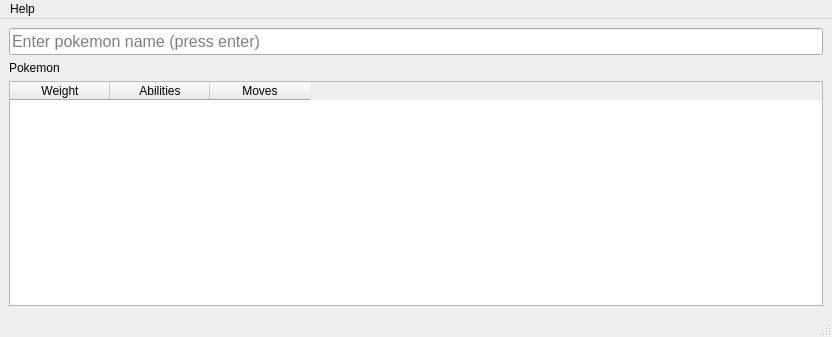
This is main.ui in BrianHammond/Pokemon_REST_API_Getter as Qt 5 draws it before an edit. The edited form follows.
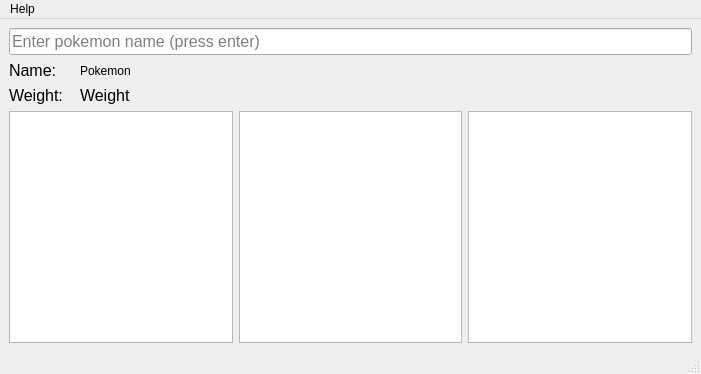
This is the edited form. Icons and pictures are not drawn.

Commit message: added about qt

```diff
--- a/main.ui
+++ b/main.ui
@@ -6,8 +6,8 @@
    <rect>
     <x>0</x>
     <y>0</y>
-    <width>832</width>
-    <height>337</height>
+    <width>701</width>
+    <height>374</height>
    </rect>
   </property>
   <property name="windowTitle">
@@ -17,13 +17,20 @@
    <iconset>
     <normaloff>icon/ms_icon.jpg</normaloff>icon/ms_icon.jpg</iconset>
   </property>
+  <property name="styleSheet">
+   <string notr="true"/>
+  </property>
   <widget class="QWidget" name="centralwidget">
    <layout class="QVBoxLayout" name="verticalLayout">
     <item>
      <widget class="QLineEdit" name="pokemon_name">
       <property name="font">
        <font>
+        <family>MS Shell Dlg 2</family>
         <pointsize>12</pointsize>
+        <weight>50</weight>
+        <italic>false</italic>
+        <bold>false</bold>
        </font>
       </property>
       <property name="placeholderText">
@@ -32,14 +39,78 @@
      </widget>
     </item>
     <item>
-     <widget class="QLabel" name="pokemon_label">
-      <property name="styleSheet">
-       <string notr="true">font: 12pt &quot;MS Shell Dlg 2&quot;;</string>
-      </property>
-      <property name="text">
-       <string>Pokemon</string>
-      </property>
-     </widget>
+     <layout class="QGridLayout" name="gridLayout_2" rowstretch="0,0,0">
+      <item row="1" column="1">
+       <widget class="QLabel" name="pokemon_label">
+        <property name="styleSheet">
+         <string notr="true">font: 12pt &quot;MS Shell Dlg 2&quot;;</string>
+        </property>
+        <property name="text">
+         <string>Pokemon</string>
+        </property>
+       </widget>
+      </item>
+      <item row="1" column="0">
+       <widget class="QLabel" name="label">
+        <property name="sizePolicy">
+         <sizepolicy hsizetype="Fixed" vsizetype="Preferred">
+          <horstretch>0</horstretch>
+          <verstretch>0</verstretch>
+         </sizepolicy>
+        </property>
+        <property name="minimumSize">
+         <size>
+          <width>65</width>
+          <height>0</height>
+         </size>
+        </property>
+        <property name="font">
+         <font>
+          <pointsize>12</pointsize>
+         </font>
+        </property>
+        <property name="text">
+         <string>Name:</string>
+        </property>
+       </widget>
+      </item>
+      <item row="2" column="0">
+       <widget class="QLabel" name="label_2">
+        <property name="sizePolicy">
+         <sizepolicy hsizetype="Fixed" vsizetype="Preferred">
+          <horstretch>0</horstretch>
+          <verstretch>0</verstretch>
+         </sizepolicy>
+        </property>
+        <property name="minimumSize">
+         <size>
+          <width>65</width>
+          <height>0</height>
+         </size>
+        </property>
+        <property name="font">
+         <font>
+          <pointsize>12</pointsize>
+         </font>
+        </property>
+        <property name="text">
+         <string>Weight:</string>
+        </property>
+       </widget>
+      </item>
+      <item row="2" column="1">
+       <widget class="QLabel" name="weight_label">
+        <property name="font">
+         <font>
+          <pointsize>12</pointsize>
+         </font>
+        </property>
+        <property name="text">
+         <string>Weight</string>
+        </property>
+       </widget>
+      </item>
+     </layout>
     </item>
     <item>
      <layout class="QHBoxLayout" name="horizontalLayout">
@@ -48,23 +119,14 @@
         <property name="rowCount">
          <number>0</number>
         </property>
-        <column>
-         <property name="text">
-          <string>Weight</string>
-         </property>
-        </column>
-        <column>
-         <property name="text">
-          <string>Abilities</string>
-         </property>
-        </column>
-        <column>
-         <property name="text">
-          <string>Moves</string>
-         </property>
-        </column>
        </widget>
       </item>
+      <item>
+       <widget class="QTableWidget" name="table2"/>
+      </item>
+      <item>
+       <widget class="QTableWidget" name="table3"/>
+      </item>
      </layout>
     </item>
    </layout>
@@ -74,7 +136,7 @@
     <rect>
      <x>0</x>
      <y>0</y>
-     <width>832</width>
+     <width>701</width>
      <height>21</height>
     </rect>
    </property>
```
Left out of the diff: 8 changed lines with no effect on the pictures. The commit also changes 2 other files.
